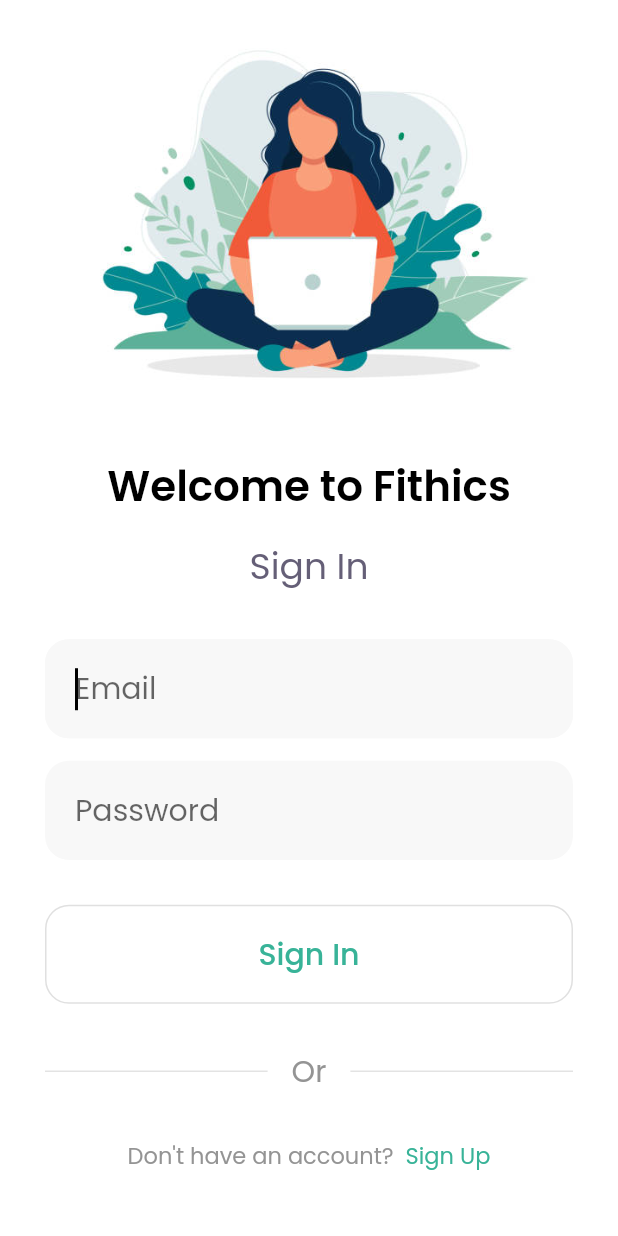
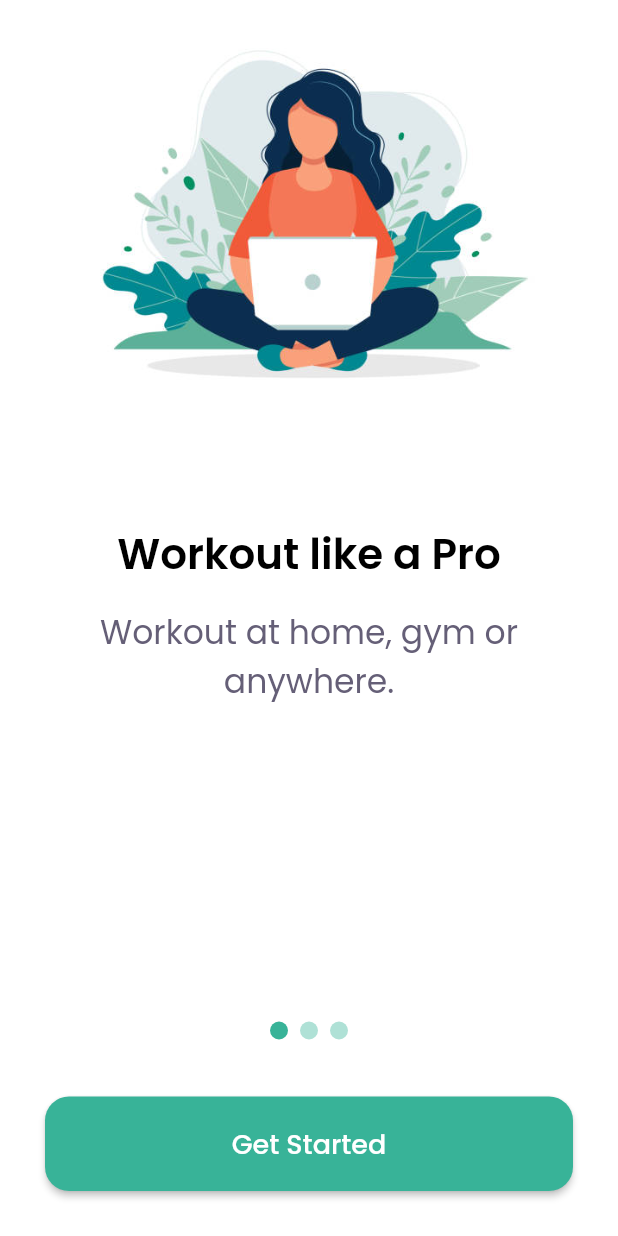
Before and after one commit to ayush712/fitness-app, a Flutter app: the screen it shows after launch, on a phone screen of 412 x 824 dp. Run offline on Flutter 3.47's test engine with Material 2 defaults, Android fonts, the phone set to English and light mode, and no system bars; drawn by our look-alikes of carousel_slider; our stand-ins replace form_field_validator; generated files the repository leaves out were written again.

Commit message:
feat: splash screen

```diff
--- a/assets/language/app_en.arb
+++ b/assets/language/app_en.arb
@@ -23,5 +23,12 @@
   "nameMaxLengthError": "20 characters are enough for name field",
   "mobileRequiredError": "Mobile no. is required",
   "mobileRegexError": "You mobile number seems invalid",
-  "confirmPasswordError": "Passwords do not match"
+  "confirmPasswordError": "Passwords do not match",
+  "getStarted": "Get Started",
+  "dailyCalorieTargetsHeader": "Daily Calorie Targets",
+  "dailyCalorieTargetsDescription": "Set your target weight and select your monthly schedule and we’ll do the rest.",
+  "workoutProHeader": "Workout like a Pro",
+  "workoutProDescription": "Workout at home, gym or anywhere.",
+  "dietPlanHeader": "Diet Plan",
+  "dietPlanDescription": "We update our food database every min. to help you have your best diet plan."
 }
--- a/assets/language/app_es.arb
+++ b/assets/language/app_es.arb
@@ -22,5 +22,12 @@
   "nameMaxLengthError": "20 characters are enough for name field",
   "mobileRequiredError": "Mobile no. is required",
   "mobileRegexError": "You mobile number seems invalid",
-  "confirmPasswordError": "Passwords do not match"
+  "confirmPasswordError": "Passwords do not match",
+  "getStarted": "Get Started",
+  "dailyCalorieTargetsHeader": "Daily Calorie Targets",
+  "dailyCalorieTargetsDescription": "Set your target weight and select your monthly schedule and we’ll do the rest.",
+  "workoutProHeader": "Workout like a Pro",
+  "workoutProDescription": "Workout at home, gym or anywhere.",
+  "dietPlanHeader": "Diet Plan",
+  "dietPlanDescription": "We update our food database every min. to help you have your best diet plan."
 }
--- a/lib/main.dart
+++ b/lib/main.dart
@@ -1,6 +1,7 @@
 import 'package:fithics_mobile/screens/forgot_password/forgot_password.dart';
 import 'package:fithics_mobile/screens/sign_in/sign_in.dart';
 import 'package:fithics_mobile/screens/sign_up/sign_up.dart';
+import 'package:fithics_mobile/screens/splash/splash.dart';
 import 'package:fithics_mobile/shared/store/locale_model.dart';
 import 'package:fithics_mobile/shared/store/theme_model.dart';
 import 'package:flutter/material.dart';
@@ -28,11 +29,12 @@ class MyApp extends StatelessWidget {
         GlobalCupertinoLocalizations.delegate,
       ],
       supportedLocales: context.read<LocaleModel>().getSupportedLocales(),
-      initialRoute: SignIn.id,
+      initialRoute: Splash.id,
       routes: {
         SignIn.id: (context) => SignIn(),
         SignUp.id: (context) => SignUp(),
         ForgotPassword.id: (context) => ForgotPassword(),
+        Splash.id: (context) => Splash()
         // RegistrationScreen.id: (context) => RegistrationScreen(),
         // ChatScreen.id: (context) => ChatScreen(),
       },
--- /dev/null
+++ b/lib/screens/splash/splash.dart
@@ -0,0 +1,177 @@
+import 'package:carousel_slider/carousel_controller.dart';
+import 'package:carousel_slider/carousel_slider.dart';
+import 'package:fithics_mobile/screens/sign_in/sign_in.dart';
+import 'package:fithics_mobile/shared/components/button_wrapper/button_wrapper.dart';
+import 'package:fithics_mobile/shared/constants/styles.dart';
+import 'package:fithics_mobile/shared/store/theme_model.dart';
+import 'package:flutter/material.dart';
+import 'package:provider/provider.dart';
+import 'package:flutter_gen/gen_l10n/app_localizations.dart';
+
+class Slide {
+  String imagePath;
+  String header;
+  String description;
+  Slide(
+      {required this.imagePath,
+      required this.header,
+      required this.description});
+}
+
+class Splash extends StatefulWidget {
+  static const String id = 'splash';
+  @override
+  State<StatefulWidget> createState() {
+    return _SplashState();
+  }
+}
+
+class _SplashState extends State<Splash> {
+  int _current = 0;
+  final CarouselController _controller = CarouselController();
+
+  @override
+  Widget build(BuildContext context) {
+    return Scaffold(
+      body: Padding(
+        padding: EdgeInsets.symmetric(horizontal: kSpaceBetweenTwoFields * 2),
+        child: Column(children: [
+          Expanded(
+            child: CarouselSlider(
+              items: getImageSliders(),
+              carouselController: _controller,
+              options: CarouselOptions(
+                  autoPlay: true,
+                  aspectRatio: 1.0,
+                  viewportFraction: 1,
+                  enlargeCenterPage: false,
+                  height: MediaQuery.of(context).size.height,
+                  onPageChanged: (index, reason) {
+                    setState(() {
+                      _current = index;
+                    });
+                  }),
+            ),
+          ),
+          Row(
+            mainAxisAlignment: MainAxisAlignment.center,
+            children: getImageList().asMap().entries.map((entry) {
+              return GestureDetector(
+                onTap: () => _controller.animateToPage(entry.key),
+                child: Container(
+                  width: 12.0,
+                  height: 12.0,
+                  margin: EdgeInsets.symmetric(vertical: 8.0, horizontal: 4.0),
+                  decoration: BoxDecoration(
+                      shape: BoxShape.circle,
+                      color: (Theme.of(context).primaryColor)
+                          .withOpacity(_current == entry.key ? 1.0 : 0.4)),
+                ),
+              );
+            }).toList(),
+          ),
+          SizedBox(
+            height: kSpaceBetweenTwoFields * 2,
+          ),
+          Column(
+            crossAxisAlignment: CrossAxisAlignment.stretch,
+            children: [
+              getButton(),
+              SizedBox(
+                height: kSpaceBetweenTwoFields * 2,
+              ),
+            ],
+          ),
+        ]),
+      ),
+    );
+  }
+
+  List<Slide> getImageList() {
+    return [
+      Slide(
+        imagePath: 'assets/images/workout_pro.jpeg',
+        header: AppLocalizations.of(context)!.workoutProHeader,
+        description: AppLocalizations.of(context)!.workoutProDescription,
+      ),
+      Slide(
+          imagePath: 'assets/images/daily_calorie_target.jpeg',
+          header: AppLocalizations.of(context)!.dailyCalorieTargetsHeader,
+          description:
+              AppLocalizations.of(context)!.dailyCalorieTargetsDescription),
+      Slide(
+          imagePath: 'assets/images/diet_plan.jpeg',
+          header: AppLocalizations.of(context)!.dietPlanHeader,
+          description: AppLocalizations.of(context)!.dietPlanDescription),
+    ];
+  }
+
+  List<Widget> getImageSliders() {
+    return getImageList()
+        .map(
+          (item) => Column(
+            crossAxisAlignment: CrossAxisAlignment.center,
+            children: <Widget>[
+              Image.asset(item.imagePath),
+              SizedBox(
+                height: kSpaceBetweenTwoFields * 4,
+              ),
+              Text(
+                item.header,
+                textAlign: TextAlign.center,
+                style: getHeaderStyle(
+                    Provider.of<ThemeModel>(context).currentTheme),
+              ),
+              SizedBox(
+                height: kSpaceBetweenTwoFields,
+              ),
+              Text(
+                item.description,
+                textAlign: TextAlign.center,
+                style: getSubHeaderStyle(
+                    Provider.of<ThemeModel>(context).currentTheme),
+              ),
+            ],
+          ),
+        )
+        .toList();
+  }
+
+  ButtonWrapper getButton() {
+    return ButtonWrapper(
+      buttonType: ButtonType.ElevatedButton,
+      onPressed: () {
+        Navigator.pushNamed(context, SignIn.id);
+      },
+      title: AppLocalizations.of(context)!.getStarted,
+    );
+  }
+}
+
+// Positioned(
+//                       bottom: 0.0,
+//                       left: 0.0,
+//                       right: 0.0,
+//                       child: Container(
+//                         decoration: BoxDecoration(
+//                           gradient: LinearGradient(
+//                             colors: [
+//                               Color.fromARGB(200, 0, 0, 0),
+//                               Color.fromARGB(0, 0, 0, 0)
+//                             ],
+//                             begin: Alignment.bottomCenter,
+//                             end: Alignment.topCenter,
+//                           ),
+//                         ),
+//                         padding: EdgeInsets.symmetric(
+//                             vertical: 10.0, horizontal: 20.0),
+//                         child: Text(
+//                           'No. ${imgList.indexOf(item)} image',
+//                           style: TextStyle(
+//                             color: Colors.white,
+//                             fontSize: 20.0,
+//                             fontWeight: FontWeight.bold,
+//                           ),
+//                         ),
+//                       ),
+//                     )
--- a/lib/shared/constants/styles.dart
+++ b/lib/shared/constants/styles.dart
@@ -1,8 +1,8 @@
 import 'package:flutter/material.dart';
 
 const double kXSmallFontSize = 15.0;
-const double kSmallFontSize = 20.0;
-const double kMediumFontSize = 24.0;
+const double kSmallFontSize = 18.0;
+const double kMediumFontSize = 22.0;
 const double kLargeFontSize = 28.0;
 
 const double kFieldBorderRadius = 16.0;
@@ -47,7 +47,9 @@ getHeaderStyle(ThemeData theme) {
 
 getSubHeaderStyle(ThemeData theme) {
   return TextStyle(
-      color: theme.secondaryHeaderColor, fontSize: kMediumFontSize);
+    color: theme.secondaryHeaderColor,
+    fontSize: kMediumFontSize,
+  );
 }
 
 getLinkStyle(ThemeData theme) {
--- a/lib/shared/constants/themes.dart
+++ b/lib/shared/constants/themes.dart
@@ -12,6 +12,7 @@ ThemeData lightTheme = ThemeData(
   disabledColor: LightThemeVaribles.kQuaternaryTextColor,
   dividerColor: LightThemeVaribles.kDividerColor,
   scaffoldBackgroundColor: LightThemeVaribles.kAppBackgroundColor,
+  brightness: Brightness.light,
   inputDecorationTheme: InputDecorationTheme(
     errorStyle: TextStyle(
       color: LightThemeVaribles.kTextFieldErrorColor,
@@ -128,6 +129,7 @@ ThemeData darkTheme = ThemeData(
   disabledColor: DarkThemeVaribles.kQuaternaryColor,
   dividerColor: DarkThemeVaribles.kDividerColor,
   scaffoldBackgroundColor: DarkThemeVaribles.kAppBackgroundColor,
+  brightness: Brightness.dark,
   inputDecorationTheme: InputDecorationTheme(
     errorStyle: TextStyle(
       color: LightThemeVaribles.kTextFieldErrorColor,
--- a/pubspec.yaml
+++ b/pubspec.yaml
@@ -30,6 +30,7 @@ dependencies:
   modal_progress_hud: ^0.1.3
   provider: ^5.0.0
   form_field_validator: ^1.1.0
+  carousel_slider: ^4.0.0
 
 dev_dependencies:
   flutter_test:
```
Also changed, not shown: assets/images/daily_calorie_target.jpeg (added), assets/images/diet_plan.jpeg (added), assets/images/workout_pro.jpeg (added), pubspec.lock.
